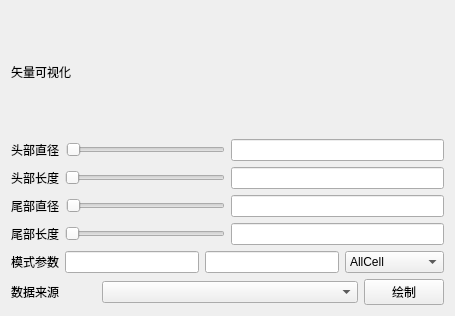
Before: the Qt Designer form Qt/Resources/UI/igVector.ui in hu-shuhan/editOpeniGame, drawn with Qt 5.
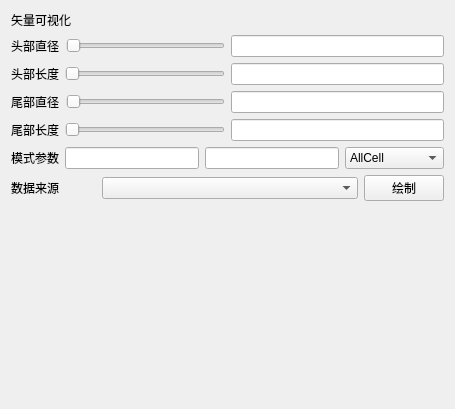
After: the same form once the commit is applied.

Commit message: Update Vector Qt UI

Diff of the .ui file:
```diff
--- a/Qt/Resources/UI/igVector.ui
+++ b/Qt/Resources/UI/igVector.ui
@@ -7,7 +7,7 @@
     <x>0</x>
     <y>0</y>
     <width>455</width>
-    <height>316</height>
+    <height>409</height>
    </rect>
   </property>
   <property name="sizePolicy">
@@ -25,14 +25,15 @@
   <property name="windowTitle">
    <string>Form</string>
   </property>
-  <layout class="QVBoxLayout" name="verticalLayout_2">
-   <item>
     <layout class="QVBoxLayout" name="verticalLayout">
      <item>
       <widget class="QLabel" name="label">
        <property name="text">
         <string>矢量可视化</string>
        </property>
+     <property name="alignment">
+      <set>Qt::AlignLeading|Qt::AlignLeft|Qt::AlignVCenter</set>
+     </property>
       </widget>
      </item>
      <item>
@@ -192,7 +193,18 @@
        </item>
       </layout>
      </item>
-    </layout>
+   <item>
+    <spacer name="verticalSpacer">
+     <property name="orientation">
+      <enum>Qt::Vertical</enum>
+     </property>
+     <property name="sizeHint" stdset="0">
+      <size>
+       <width>20</width>
+       <height>174</height>
+      </size>
+     </property>
+    </spacer>
    </item>
   </layout>
  </widget>
```
Lines whose indentation alone changed are shown as unchanged.
